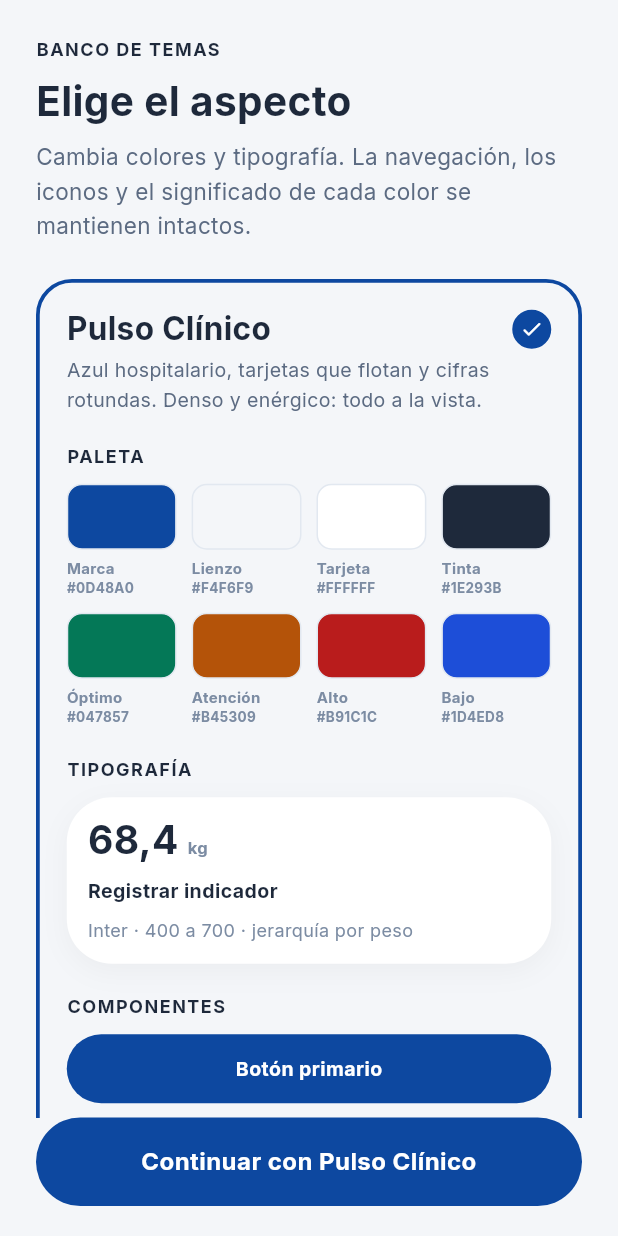
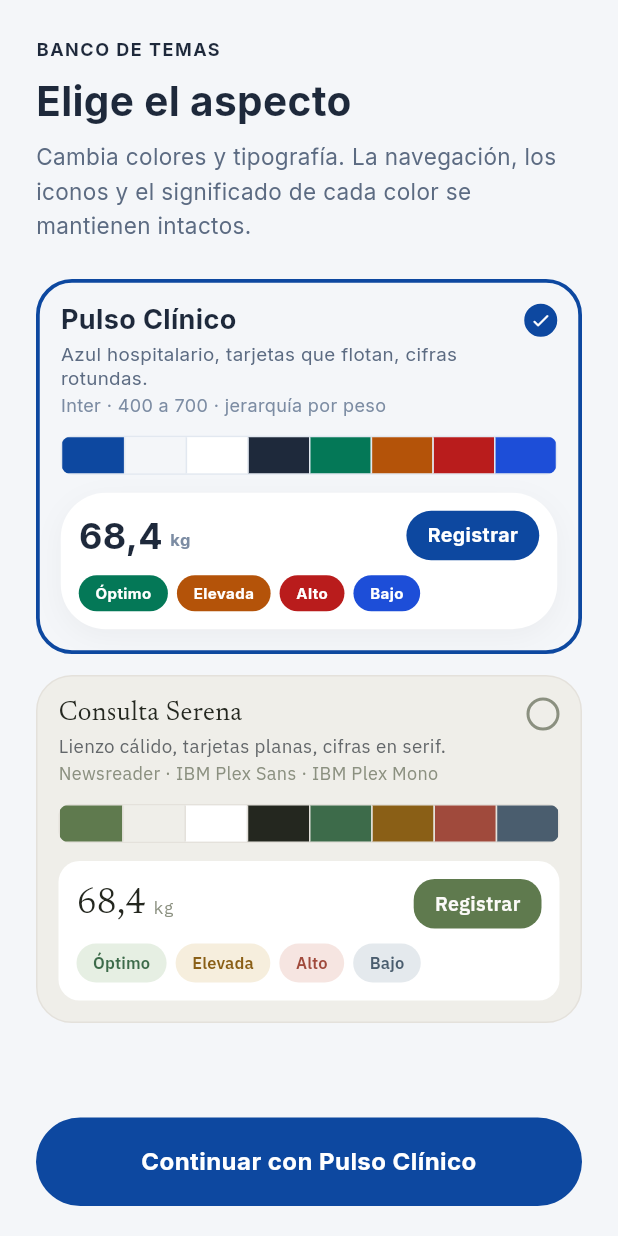
Before and after one commit to yesithv/healthtracker-app, a Flutter app: the screen it shows after launch, on a phone screen of 412 x 824 dp. Run offline on Flutter 3.47's test engine with Material 3 defaults, Android fonts, the phone set to English and light mode, and no system bars; our stand-ins replace csv, file_picker, fl_chart, flutter_local_notifications, flutter_timezone, go_router and 9 more; accounts and stored records are empty.

Commit message:
Selector de tema: fichas compactas, los dos temas caben de un vistazo
Cada ficha medía unos 700 px: había que desplazarse para ver el segundo tema, y
comparar dos temas exigía recordar el primero. Elegir el aspecto de la app es
justo la tarea donde comparar de un vistazo lo es todo, así que la ficha pasa a
~250 px y ahora los dos temas caben juntos en pantalla.

Lo que se quitó no era información, era repetición o ruido:

- Los rótulos PALETA / TIPOGRAFÍA / COMPONENTES. Una barra de ocho colores no
  necesita que se le diga que es una paleta.
- Los hexadecimales bajo cada muestra. Servían a quien construye un tema, y quien
  construye un tema los tiene en themes/*.dart; a quien está eligiendo cómo ver
  su app no le dicen nada. Costaban dos líneas de texto por muestra.
- La rejilla de 4 columnas × 2 filas de la paleta, ahora una sola barra con
  separadores. El filete se mantiene porque sin él los tramos claros —«Lienzo»,
  «Tarjeta»— se fundirían entre sí.
- El botón secundario, la casilla de dato y el conmutador segmentado. Los tres
  repetían señales que ya daban el botón primario y la tarjeta contenedora.

Lo que se queda, cada pieza porque muestra algo que ninguna otra da: la barra de
paleta (los ocho colores), la cifra (donde más se nota la tipografía), el botón
(la marca sobre su relleno y el radio de control), la tarjeta que los contiene
(plana o con sombra, según el tema) y las cuatro insignias clínicas — la fila que
justifica la pantalla, porque demuestra que el significado del color no cambia
aunque cambie el acabado.

La nota tipográfica sube a la cabecera: es una línea de texto, y darle rótulo y
panel propio costaba más alto que informar.

Las descripciones de los temas pasan de dos frases a una. La separación del
listado baja de 20 a 14 px, que era holgura pensada para fichas altas.

La ficha sigue dibujándose DENTRO del tema que describe, así que no puede
desincronizarse de lo que el tema realmente pinta. Verificado en el build web
con los dos temas: analyze limpio, 144 pruebas en verde.

Co-Authored-By: Claude Opus 5 <noreply@anthropic.com>
Claude-Session: https://claude.ai/code/session_01SMCQ7tBZnDCR7nzZfz5mwK

```diff
--- a/lib/core/theme/theme_catalog.dart
+++ b/lib/core/theme/theme_catalog.dart
@@ -63,17 +63,13 @@ class AppThemeCatalog {
     AppThemeSpec(
       id: AppThemeId.pulsoClinico,
       name: 'Pulso Clínico',
-      tagline:
-          'Azul hospitalario, tarjetas que flotan y cifras rotundas. '
-          'Denso y enérgico: todo a la vista.',
+      tagline: 'Azul hospitalario, tarjetas que flotan, cifras rotundas.',
       typeNote: 'Inter · 400 a 700 · jerarquía por peso',
     ),
     AppThemeSpec(
       id: AppThemeId.consultaSerena,
       name: 'Consulta Serena',
-      tagline:
-          'Lienzo cálido, tarjetas planas y cifras en serif. '
-          'Calmado y espacioso: una lectura por tarjeta.',
+      tagline: 'Lienzo cálido, tarjetas planas, cifras en serif.',
       typeNote: 'Newsreader · IBM Plex Sans · IBM Plex Mono',
     ),
   ];
--- a/lib/features/theming/presentation/screens/theme_picker_screen.dart
+++ b/lib/features/theming/presentation/screens/theme_picker_screen.dart
@@ -55,7 +55,7 @@ class ThemePickerScreen extends StatelessWidget {
               child: ListView.separated(
                 padding: EdgeInsets.fromLTRB(24, 12, 24, _isSettings ? 32 : 24),
                 itemCount: AppThemeCatalog.specs.length,
-                separatorBuilder: (_, _) => const SizedBox(height: 20),
+                separatorBuilder: (_, _) => const SizedBox(height: 14),
                 itemBuilder: (context, i) {
                   final spec = AppThemeCatalog.specs[i];
                   return ThemePreviewCard(
--- a/lib/features/theming/presentation/widgets/theme_preview_card.dart
+++ b/lib/features/theming/presentation/widgets/theme_preview_card.dart
@@ -12,6 +12,21 @@ import '../../../../core/widgets/status_chip.dart';
 /// los mismos widgets que usa la app real se pintan aquí con sus tokens. No es
 /// una maqueta que haya que mantener en paralelo — es la cosa real, en pequeño.
 /// Si mañana cambia un token, esta ficha cambia con él y no puede mentir.
+///
+/// Es deliberadamente COMPACTA: cabe entera en pantalla junto a las demás, para
+/// que elegir sea comparar de un vistazo y no recorrer una lista larga. Cada
+/// pieza que sobrevive gana su sitio mostrando algo que las otras no:
+///
+/// - la **barra de paleta** — los ocho colores del tema, de un tirón;
+/// - la **cifra** — donde más se nota el cambio de tipografía;
+/// - el **botón** — la marca sobre su propio relleno, y el radio de control;
+/// - la **tarjeta que los contiene** — plana o con sombra, según el tema;
+/// - las **cuatro insignias** — que el significado no cambia aunque cambie el
+///   acabado. Es la fila que justifica la pantalla entera.
+///
+/// Lo que se cayó al acortar —rótulos de panel, hexadecimales, botón secundario,
+/// casilla de dato y conmutador segmentado— o repetía una señal ya presente, o
+/// hablaba a un diseñador y no a quien está eligiendo cómo quiere ver su app.
 class ThemePreviewCard extends StatelessWidget {
   const ThemePreviewCard({
     super.key,
@@ -34,7 +49,7 @@ class ThemePreviewCard extends StatelessWidget {
       child: Semantics(
         button: true,
         selected: isSelected,
-        label: '${spec.name}. ${spec.tagline}',
+        label: '${spec.name}. ${spec.tagline} ${spec.typeNote}',
         child: Container(
           decoration: BoxDecoration(
             color: surfaces.canvas,
@@ -50,29 +65,21 @@ class ThemePreviewCard extends StatelessWidget {
             child: InkWell(
               onTap: onSelect,
               child: Padding(
-                padding: const EdgeInsets.all(18),
+                padding: const EdgeInsets.all(14),
                 child: Column(
                   crossAxisAlignment: CrossAxisAlignment.start,
                   children: [
                     _Header(spec: spec, isSelected: isSelected),
-                    const SizedBox(height: 18),
-                    // El muestrario es inerte: los botones y conmutadores de
+                    const SizedBox(height: 12),
+                    // El muestrario es inerte: los botones y las insignias de
                     // ejemplo no deben capturar el toque que selecciona la ficha.
                     IgnorePointer(
                       child: Column(
                         crossAxisAlignment: CrossAxisAlignment.start,
                         children: [
-                          _PanelLabel('Paleta'),
-                          const SizedBox(height: 10),
-                          _PaletteGrid(id: spec.id),
-                          const SizedBox(height: 20),
-                          _PanelLabel('Tipografía'),
-                          const SizedBox(height: 10),
-                          _TypeSample(typeNote: spec.typeNote),
-                          const SizedBox(height: 20),
-                          _PanelLabel('Componentes'),
-                          const SizedBox(height: 10),
-                          const _ComponentSample(),
+                          _PaletteBar(id: spec.id),
+                          const SizedBox(height: 12),
+                          const _Sample(),
                         ],
                       ),
                     ),
@@ -109,18 +116,25 @@ class _Header extends StatelessWidget {
             children: [
               Text(
                 spec.name,
-                style: theme.type.screenTitle.copyWith(fontSize: 21),
+                style: theme.type.screenTitle.copyWith(fontSize: 18),
               ),
-              const SizedBox(height: 6),
-              Text(spec.tagline, style: theme.type.body.copyWith(fontSize: 13)),
+              const SizedBox(height: 3),
+              Text(
+                spec.tagline,
+                style: theme.type.body.copyWith(fontSize: 12.5, height: 1.3),
+              ),
+              const SizedBox(height: 2),
+              // La nota tipográfica va aquí, no en un panel propio: es una línea
+              // de texto, y darle rótulo y hueco costaba más alto que informar.
+              Text(spec.typeNote, style: theme.type.meta),
             ],
           ),
         ),
         const SizedBox(width: 12),
         // Marca de selección: forma + color, nunca color a solas.
         Container(
-          width: 26,
-          height: 26,
+          width: 22,
+          height: 22,
           decoration: BoxDecoration(
             shape: BoxShape.circle,
             color: isSelected ? surfaces.brand : Colors.transparent,
@@ -130,7 +144,7 @@ class _Header extends StatelessWidget {
             ),
           ),
           child: isSelected
-              ? Icon(Icons.check_rounded, size: 16, color: surfaces.onBrand)
+              ? Icon(Icons.check_rounded, size: 14, color: surfaces.onBrand)
               : null,
         ),
       ],
@@ -138,91 +152,64 @@ class _Header extends StatelessWidget {
   }
 }
 
-/// Rótulo de panel, en el idioma de rótulos del propio tema.
-class _PanelLabel extends StatelessWidget {
-  const _PanelLabel(this.text);
+// ── PALETA ────────────────────────────────────────────────────────────────────
 
-  final String text;
+/// Los colores del tema en una sola barra.
+///
+/// Antes era una rejilla de cuatro columnas con nombre y hexadecimal debajo de
+/// cada muestra: tres líneas de alto por fila, dos filas, para decir algo que el
+/// color ya dice solo. El hexadecimal servía a quien construye el tema, no a
+/// quien lo elige — y quien lo construye lo tiene en `themes/*.dart`.
+class _PaletteBar extends StatelessWidget {
+  const _PaletteBar({required this.id});
+
+  final AppThemeId id;
 
   @override
   Widget build(BuildContext context) {
-    return Text(text.toUpperCase(), style: Theme.of(context).type.sectionLabel);
-  }
-}
-
-// ── PALETA ────────────────────────────────────────────────────────────────────
-
-class _PaletteGrid extends StatelessWidget {
-  const _PaletteGrid({required this.id});
-
-  final AppThemeId id;
-
-  static String _hex(Color c) =>
-      '#${(c.toARGB32() & 0xFFFFFF).toRadixString(16).toUpperCase().padLeft(6, '0')}';
-
-  @override
-  Widget build(BuildContext context) {
-    final theme = Theme.of(context);
-    final surfaces = theme.surfaces;
+    final surfaces = Theme.of(context).surfaces;
     final swatches = AppThemeCatalog.swatchesOf(id);
 
-    return LayoutBuilder(
-      builder: (context, constraints) {
-        // Cuatro columnas, como la lámina del sistema de diseño. Se calcula el
-        // ancho en vez de fijarlo para que la ficha aguante cualquier pantalla.
-        const columns = 4;
-        const gap = 10.0;
-        final tile = (constraints.maxWidth - gap * (columns - 1)) / columns;
-
-        return Wrap(
-          spacing: gap,
-          runSpacing: gap,
+    return Container(
+      height: 26,
+      decoration: BoxDecoration(
+        borderRadius: BorderRadius.circular(8),
+        // Filete y separadores siempre: sin ellos, los tramos claros —«Lienzo»,
+        // «Tarjeta»— se fundirían entre sí y con el fondo de la ficha.
+        border: Border.all(color: surfaces.divider),
+      ),
+      clipBehavior: Clip.antiAlias,
+      child: Row(
         children: [
-            for (final s in swatches)
-              SizedBox(
-                width: tile,
-                child: Column(
-                  crossAxisAlignment: CrossAxisAlignment.start,
-                  children: [
-                    Container(
-                      height: 44,
+          for (final (i, s) in swatches.indexed)
+            Expanded(
+              child: DecoratedBox(
                 decoration: BoxDecoration(
                   color: s.color,
-                        borderRadius: BorderRadius.circular(10),
-                        // Filete siempre: sin él, la muestra «Tarjeta» blanca
-                        // desaparecería sobre un lienzo claro.
-                        border: Border.all(color: surfaces.divider),
+                  border: i == 0
+                      ? null
+                      : Border(left: BorderSide(color: surfaces.divider)),
                 ),
+                // Sin hijo no hay nada que medir: el alto lo fija el Container y
+                // el ancho lo reparte el Expanded.
+                child: const SizedBox.expand(),
               ),
-                    const SizedBox(height: 5),
-                    Text(
-                      s.label,
-                      maxLines: 1,
-                      overflow: TextOverflow.ellipsis,
-                      style: theme.type.numeralUnit.copyWith(fontSize: 10),
-                    ),
-                    Text(
-                      _hex(s.color),
-                      maxLines: 1,
-                      overflow: TextOverflow.ellipsis,
-                      style: theme.type.numeralUnit.copyWith(fontSize: 9),
             ),
         ],
       ),
-              ),
-          ],
-        );
-      },
     );
   }
 }
 
-// ── TIPOGRAFÍA ────────────────────────────────────────────────────────────────
+// ── MUESTRARIO ────────────────────────────────────────────────────────────────
 
-class _TypeSample extends StatelessWidget {
-  const _TypeSample({required this.typeNote});
-
-  final String typeNote;
+/// Cifra, botón e insignias dentro de una tarjeta del propio tema.
+///
+/// Van juntos a propósito: la tarjeta que los contiene ya comunica si el tema
+/// usa sombra o superficie plana, así que no hace falta una muestra aparte para
+/// eso.
+class _Sample extends StatelessWidget {
+  const _Sample();
 
   @override
   Widget build(BuildContext context) {
@@ -231,81 +218,52 @@ class _TypeSample extends StatelessWidget {
 
     return Container(
       width: double.infinity,
-      padding: const EdgeInsets.all(14),
+      padding: const EdgeInsets.all(12),
       decoration: surfaces.cardDecoration(radius: surfaces.radiusControl),
       child: Column(
         crossAxisAlignment: CrossAxisAlignment.start,
         children: [
+          Row(
+            children: [
               // La cifra: el elemento donde más se nota el cambio de tema.
-          Row(
-            crossAxisAlignment: CrossAxisAlignment.baseline,
-            textBaseline: TextBaseline.alphabetic,
-            children: [
-              Text('68,4', style: theme.type.numeral),
-              const SizedBox(width: 6),
-              Text('kg', style: theme.type.numeralUnit),
-            ],
+              Text(
+                '68,4',
+                style: theme.type.numeralSmall.copyWith(fontSize: 24),
               ),
-          const SizedBox(height: 10),
-          Text('Registrar indicador', style: theme.type.button),
-          const SizedBox(height: 8),
-          Text(typeNote, style: theme.type.meta),
-        ],
+              const SizedBox(width: 5),
+              Padding(
+                // Alinea la unidad con la base de la cifra sin pagar el coste de
+                // una fila con línea de base, que aquí obligaría a más alto.
+                padding: const EdgeInsets.only(top: 6),
+                child: Text('kg', style: theme.type.numeralUnit),
               ),
-    );
-  }
-}
-
-// ── COMPONENTES ───────────────────────────────────────────────────────────────
-
-class _ComponentSample extends StatelessWidget {
-  const _ComponentSample();
-
-  @override
-  Widget build(BuildContext context) {
-    final theme = Theme.of(context);
-    final surfaces = theme.surfaces;
-
-    return Column(
-      crossAxisAlignment: CrossAxisAlignment.stretch,
-      children: [
-        // Botón primario.
+              const Spacer(),
               Container(
-          height: 46,
-          alignment: Alignment.center,
+                padding: const EdgeInsets.symmetric(
+                  horizontal: 14,
+                  vertical: 7,
+                ),
                 decoration: BoxDecoration(
                   color: surfaces.brand,
                   borderRadius: BorderRadius.circular(surfaces.radiusControl),
                 ),
                 child: Text(
-            'Botón primario',
-            style: theme.type.button.copyWith(color: surfaces.onBrand),
+                  'Registrar',
+                  style: theme.type.button.copyWith(
+                    fontSize: 13,
+                    color: surfaces.onBrand,
                   ),
                 ),
+              ),
+            ],
+          ),
           const SizedBox(height: 10),
-        // Botón secundario.
-        Container(
-          height: 46,
-          alignment: Alignment.center,
-          decoration: BoxDecoration(
-            color: surfaces.card,
-            borderRadius: BorderRadius.circular(surfaces.radiusControl),
-            border: Border.all(
-              color: Color.lerp(surfaces.card, surfaces.brand, 0.28)!,
-            ),
-          ),
-          child: Text(
-            'Botón secundario',
-            style: theme.type.button.copyWith(color: surfaces.ink),
-          ),
-        ),
-        const SizedBox(height: 12),
           // Los cuatro estados clínicos, con el idioma de insignia del tema.
           // Es la fila más importante de la ficha: aquí se ve que el significado
           // de los colores no cambia aunque cambie el acabado.
           const Wrap(
-          spacing: 8,
-          runSpacing: 8,
+            spacing: 6,
+            runSpacing: 6,
             children: [
               StatusChip(status: ClinicalStatus.optimal, label: 'Óptimo'),
               StatusChip(status: ClinicalStatus.caution, label: 'Elevada'),
@@ -313,71 +271,8 @@ class _ComponentSample extends StatelessWidget {
               StatusChip(status: ClinicalStatus.info, label: 'Bajo'),
             ],
           ),
-        const SizedBox(height: 12),
-        // Casilla de dato.
-        Container(
-          padding: const EdgeInsets.symmetric(horizontal: 14, vertical: 12),
-          decoration: BoxDecoration(
-            color: surfaces.inset,
-            borderRadius: BorderRadius.circular(surfaces.radiusControl),
-          ),
-          child: Column(
-            crossAxisAlignment: CrossAxisAlignment.start,
-            children: [
-              Text('PESO', style: theme.type.sectionLabel),
-              const SizedBox(height: 4),
-              Row(
-                crossAxisAlignment: CrossAxisAlignment.baseline,
-                textBaseline: TextBaseline.alphabetic,
-                children: [
-                  Text(
-                    '68,4',
-                    style: theme.type.numeralSmall.copyWith(fontSize: 26),
-                  ),
-                  const SizedBox(width: 6),
-                  Text('kg', style: theme.type.numeralUnit),
         ],
       ),
-            ],
-          ),
-        ),
-        const SizedBox(height: 12),
-        // Conmutador segmentado.
-        Row(
-          children: [
-            Expanded(
-              child: Container(
-                alignment: Alignment.center,
-                padding: const EdgeInsets.symmetric(vertical: 9),
-                decoration: BoxDecoration(
-                  color: surfaces.ink,
-                  borderRadius: BorderRadius.circular(999),
-                ),
-                child: Text(
-                  'Métrico',
-                  style: theme.type.badge.copyWith(
-                    fontSize: 12.5,
-                    color: surfaces.card,
-                  ),
-                ),
-              ),
-            ),
-            Expanded(
-              child: Container(
-                alignment: Alignment.center,
-                padding: const EdgeInsets.symmetric(vertical: 9),
-                child: Text(
-                  'Imperial',
-                  style: theme.type.badge.copyWith(
-                    fontSize: 12.5,
-                    color: surfaces.inkSecondary,
-                  ),
-                ),
-              ),
-            ),
-          ],
-        ),
-      ],
     );
   }
 }
```
Lines whose indentation alone changed are shown as unchanged.
